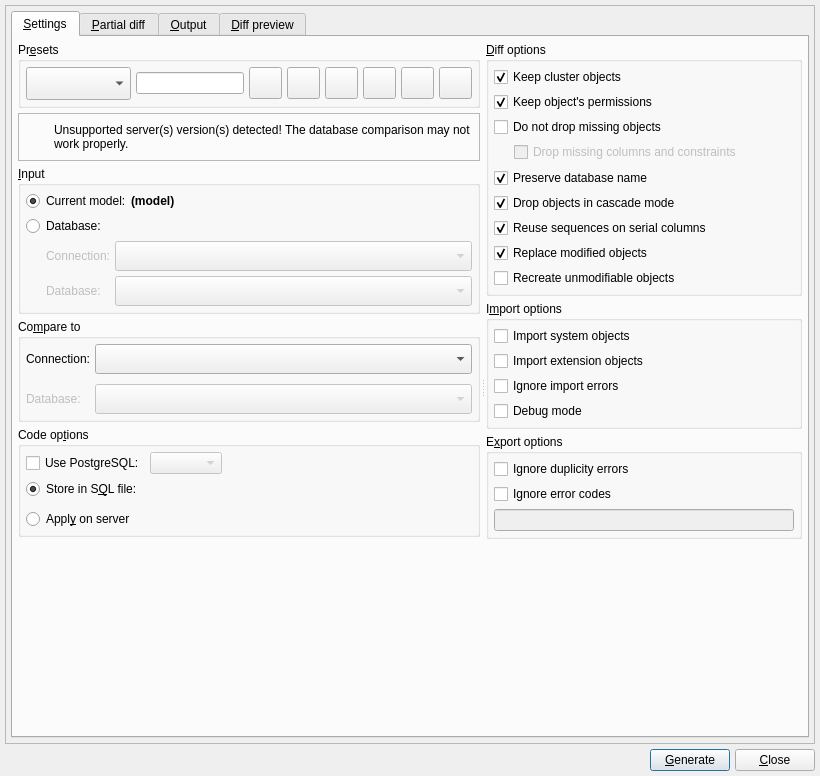
Qt form libs/libgui/ui/tools/modeldatabasediffform.ui (pgmodeler/pgmodeler) before a commit.
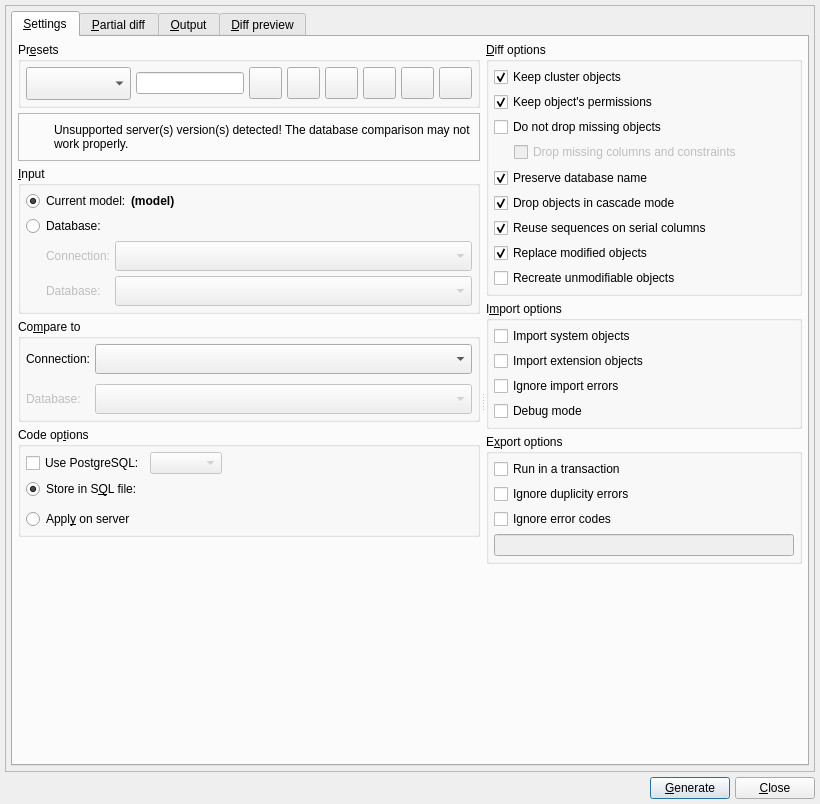
The same form after that commit. Icons and pictures are not drawn.

Commit message: Adding support for running diff code in a transaction (WIP)

Diff of the .ui file:
```diff
--- a/libs/libgui/ui/tools/modeldatabasediffform.ui
+++ b/libs/libgui/ui/tools/modeldatabasediffform.ui
@@ -10,7 +10,7 @@
     <x>0</x>
     <y>0</y>
     <width>820</width>
-    <height>776</height>
+    <height>804</height>
    </rect>
   </property>
   <property name="sizePolicy">
@@ -1368,6 +1368,13 @@
                  <property name="bottomMargin">
                   <number>5</number>
                  </property>
+                 <item>
+                  <widget class="QCheckBox" name="run_in_transaction_chk">
+                   <property name="text">
+                    <string>Run in a transaction</string>
+                   </property>
+                  </widget>
+                 </item>
                  <item>
                   <widget class="QCheckBox" name="ignore_duplic_chk">
                    <property name="sizePolicy">
```
The commit also changes 4 other files.
